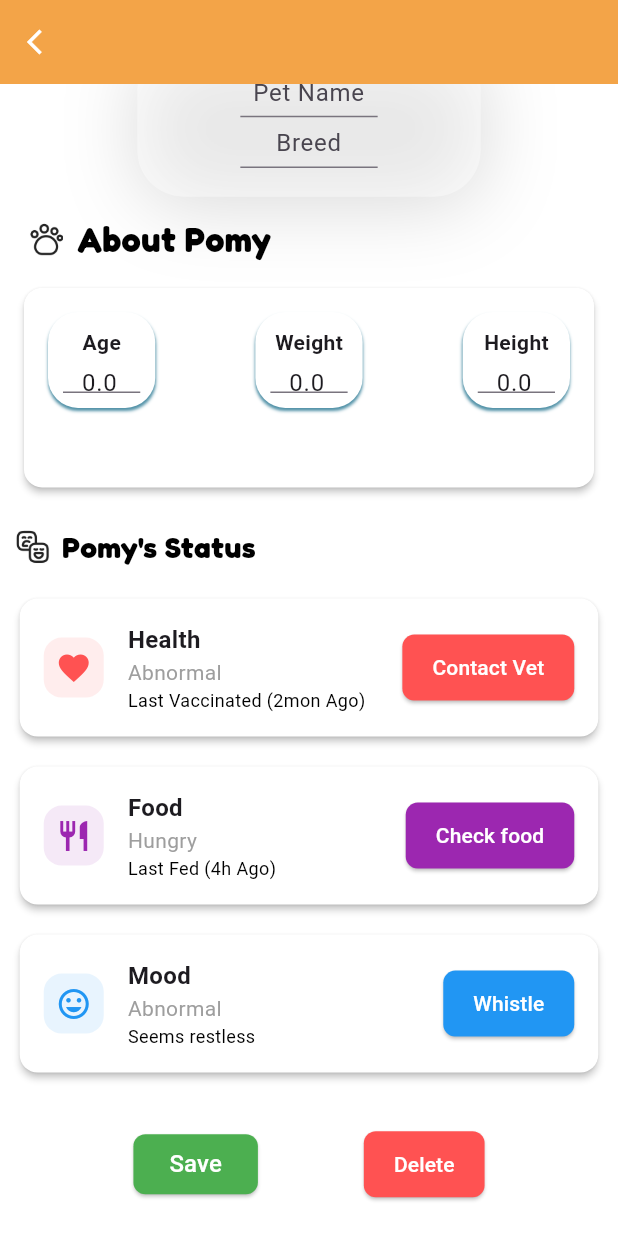
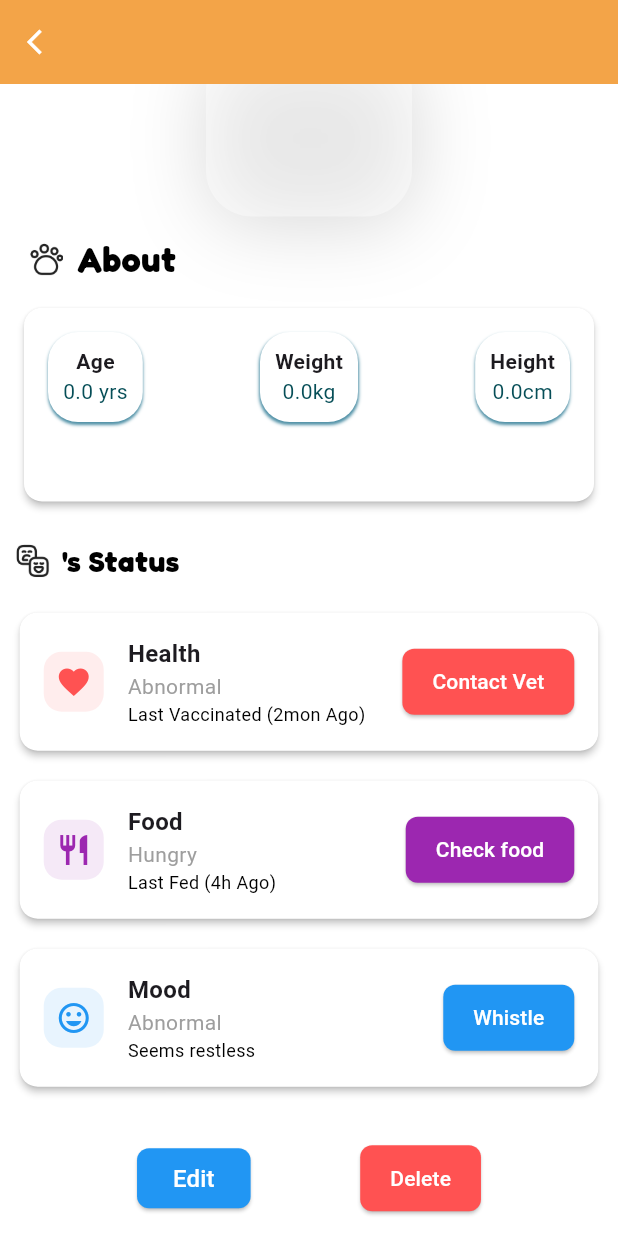
Before and after one commit to saurabhwagh124/pet_care_app, a Flutter app: the Petscreen screen opened directly with empty values, scrolled down 406 dp, after a tap on "Edit", after a tap on "Save", on a phone screen of 412 x 824 dp. Run offline on Flutter 3.47's test engine with Material 3 defaults, Android fonts, the phone set to English and light mode, and no system bars; our stand-ins replace custom_rating_bar, firebase_auth, firebase_core, flutter_screenutil, fluttertoast, get and 4 more; accounts and stored records are empty; network calls fail; project files that could hold a hidden picture were left out.

Commit message:
edit pet api integration done along with edit photo

```diff
--- a/lib/controller/user_pet_controller.dart
+++ b/lib/controller/user_pet_controller.dart
@@ -10,6 +10,7 @@ class UserPetController extends GetxController {
   RxList<UserPetModel> userPetList = <UserPetModel>[].obs;
   ApiStatus userPetListStatus = ApiStatus.LOADING;
   ApiStatus addPetStatus = ApiStatus.LOADING;
+  ApiStatus editPetStatus = ApiStatus.LOADING;
 
   void fetchUserPets() async {
     try {
@@ -31,4 +32,17 @@ class UserPetController extends GetxController {
       log("Error adding pet to user: $e");
     }
   }
+
+  Future<UserPetModel> editUserPet(UserPetModel payload) async {
+    try {
+      userPetList.removeWhere((element) => element.id == payload.id);
+      UserPetModel response = await service.editPet(payload);
+      userPetList.add(response);
+      editPetStatus = ApiStatus.SUCCESS;
+      return response;
+    } catch (e) {
+      editPetStatus = ApiStatus.ERROR;
+      throw Exception("error editing pet information: $e");
+    }
+  }
 }
--- a/lib/network/api_endpoints.dart
+++ b/lib/network/api_endpoints.dart
@@ -1,7 +1,6 @@
 class ApiEndpoints {
   // static String baseUrl = "http://petcarebackend1-env.eba-pkcec8a7.ap-south-1.elasticbeanstalk.com:5000/public";
-  static String baseUrl =
-      "http://petcarebackend1-env.eba-pkcec8a7.ap-south-1.elasticbeanstalk.com:5000/public";
+  static String baseUrl = "http://192.168.0.107:5000/public";
   static String loginUrl = "$baseUrl/login";
   static String registerUrl = "$baseUrl/register";
   static String getAllDoctorsUrl = "$baseUrl/doctors";
--- a/lib/service/user_pet_service.dart
+++ b/lib/service/user_pet_service.dart
@@ -8,10 +8,18 @@ import 'package:pet_care_app/model/user_pet_model.dart';
 import 'package:pet_care_app/network/api_endpoints.dart';
 
 class UserPetService extends GetxService {
+  String token = "";
+
+  @override
+  Future<void> onInit() async {
+    token = await FirebaseAuth.instance.currentUser?.getIdToken() ?? "";
+    super.onInit();
+  }
+
   Future<List<UserPetModel>> fetchUserPets() async {
     try {
       final user = FirebaseAuth.instance.currentUser!;
-      final headers = {"Authorization": "Bearer ${user.getIdToken()}"};
+      final headers = {"Authorization": "Bearer $token"};
       final url = ApiEndpoints.getAllPetsOfUserUrl.replaceAll("{userEmail}", user.email ?? "");
       log(url);
       final response = await http.get(Uri.parse(url), headers: headers);
@@ -28,8 +36,7 @@ class UserPetService extends GetxService {
 
   Future<UserPetModel> addPetToUser(UserPetModel payload) async {
     try {
-      final user = FirebaseAuth.instance.currentUser!;
-      final headers = {"Authorization": "Bearer ${user.getIdToken()}", "Content-Type": "application/json"};
+      final headers = {"Authorization": "Bearer $token", "Content-Type": "application/json"};
       log(ApiEndpoints.postUserPetUrl);
       final response = await http.post(Uri.parse(ApiEndpoints.postUserPetUrl), headers: headers, body: jsonEncode(payload.toJson()));
       if (response.statusCode == 200 || response.statusCode == 201) {
@@ -42,4 +49,20 @@ class UserPetService extends GetxService {
       throw Exception("Error fetching data: $e");
     }
   }
+
+  Future<UserPetModel> editPet(UserPetModel payload) async {
+    try {
+      final headers = {"Authorization": "Bearer $token", "Content-Type": "application/json"};
+      log("Edit Pet Api");
+      final response = await http.put(Uri.parse(ApiEndpoints.postUserPetUrl), headers: headers, body: jsonEncode(payload.toJson()));
+      if (response.statusCode == 200 || response.statusCode == 201) {
+        final data = jsonDecode(response.body);
+        return UserPetModel.fromJson(data);
+      } else {
+        throw Exception("Edit Request Failed");
+      }
+    } catch (e) {
+      throw Exception("Edit Pet Api: $e");
+    }
+  }
 }
--- a/lib/view/user_views/pet_screen.dart
+++ b/lib/view/user_views/pet_screen.dart
@@ -1,8 +1,13 @@
+import 'dart:io';
+
 import 'package:flutter/material.dart';
 import 'package:flutter_screenutil/flutter_screenutil.dart';
 import 'package:get/get.dart';
 import 'package:google_fonts/google_fonts.dart';
+import 'package:image_picker/image_picker.dart';
+import 'package:pet_care_app/controller/user_pet_controller.dart';
 import 'package:pet_care_app/model/user_pet_model.dart';
+import 'package:pet_care_app/service/upload_service.dart';
 import 'package:pet_care_app/view/user_views/pethealthscreen.dart';
 import 'package:pet_care_app/view/user_views/shop_food_screen.dart';
 
@@ -15,23 +20,25 @@ class Petscreen extends StatefulWidget {
 }
 
 class _PetscreenState extends State<Petscreen> {
+  UserPetController userPetController = UserPetController();
   bool _isEditing = false;
-
+  String? photoUrl;
+  XFile? imageFile;
+  final _picker = ImagePicker();
   late TextEditingController _nameController;
   late TextEditingController _breedController;
   late TextEditingController _ageController;
   late TextEditingController _weightController;
   late TextEditingController _heightController;
+
   @override
   void initState() {
     super.initState();
     _nameController = TextEditingController(text: widget.data.name);
     _breedController = TextEditingController(text: widget.data.breed);
     _ageController = TextEditingController(text: widget.data.age?.toString());
-    _weightController =
-        TextEditingController(text: widget.data.weight?.toString());
-    _heightController =
-        TextEditingController(text: widget.data.height?.toString());
+    _weightController = TextEditingController(text: widget.data.weight?.toString());
+    _heightController = TextEditingController(text: widget.data.height?.toString());
   }
 
   @override
@@ -44,6 +51,14 @@ class _PetscreenState extends State<Petscreen> {
     super.dispose();
   }
 
+  Future<void> _pickImages() async {
+    final XFile? pickedFiles = await _picker.pickImage(source: ImageSource.gallery);
+    setState(() {
+      imageFile = pickedFiles;
+    });
+  }
+
+  @override
   Widget build(BuildContext context) {
     return Scaffold(
         appBar: AppBar(
@@ -59,25 +74,41 @@ class _PetscreenState extends State<Petscreen> {
               )),
           title: Text(
             widget.data.name ?? "",
-            style: TextStyle(
-                color: Colors.white,
-                fontSize: 20.sp,
-                fontWeight: FontWeight.w600),
+            style: TextStyle(color: Colors.white, fontSize: 20.sp, fontWeight: FontWeight.w600),
           ),
           backgroundColor: Colors.orangeAccent,
         ),
         backgroundColor: Colors.white,
         body: SingleChildScrollView(
             child: Column(children: [
+          Stack(children: [
             Container(
               height: 300.h,
               width: MediaQuery.of(context).size.width,
               decoration: BoxDecoration(
-              image: DecorationImage(
-                  image: NetworkImage(widget.data.photoUrl ?? ""),
-                  fit: BoxFit.contain),
+                image: DecorationImage(image: (imageFile != null) ? FileImage(File(imageFile!.path)) : NetworkImage(widget.data.photoUrl ?? ""), fit: BoxFit.contain),
               ),
             ),
+            (_isEditing)
+                ? Positioned(
+                    bottom: 10,
+                    right: 0,
+                    child: GestureDetector(
+                      onTap: _pickImages,
+                      child: Container(
+                        padding: EdgeInsets.symmetric(horizontal: 10.w),
+                        decoration: BoxDecoration(color: Colors.white, borderRadius: BorderRadius.circular(15.r), border: Border.all(color: Colors.lightBlueAccent)),
+                        child: Row(
+                          spacing: 10.w,
+                          mainAxisAlignment: MainAxisAlignment.spaceAround,
+                          mainAxisSize: MainAxisSize.min,
+                          children: const [Text("edit Image"), Icon(Icons.edit_outlined)],
+                        ),
+                      ),
+                    ),
+                  )
+                : const SizedBox.shrink()
+          ]),
           SizedBox(
             height: 10.h,
           ),
@@ -87,12 +118,7 @@ class _PetscreenState extends State<Petscreen> {
               vertical: 16.h,
             ),
             decoration: BoxDecoration(
-              boxShadow: const [
-                BoxShadow(
-                    color: Color.fromRGBO(0, 0, 0, 0.15),
-                    offset: Offset(1, 5.47),
-                    blurRadius: 43.78)
-              ],
+              boxShadow: const [BoxShadow(color: Color.fromRGBO(0, 0, 0, 0.15), offset: Offset(1, 5.47), blurRadius: 43.78)],
               color: const Color.fromRGBO(255, 255, 255, 0.4),
               borderRadius: BorderRadius.circular(27.r),
             ),
@@ -107,7 +133,7 @@ class _PetscreenState extends State<Petscreen> {
                           textAlign: TextAlign.center,
                           textAlignVertical: TextAlignVertical.bottom,
                           controller: _nameController,
-                          decoration: InputDecoration(
+                          decoration: const InputDecoration(
                             hintText: "Pet Name",
                           ),
                         ),
@@ -131,7 +157,7 @@ class _PetscreenState extends State<Petscreen> {
                           textAlign: TextAlign.center,
                           textAlignVertical: TextAlignVertical.bottom,
                           controller: _breedController,
-                          decoration: InputDecoration(
+                          decoration: const InputDecoration(
                             hintText: "Breed",
                           ),
                         ),
@@ -155,16 +181,13 @@ class _PetscreenState extends State<Petscreen> {
           // Pet Info Card
           Padding(
               padding: EdgeInsets.symmetric(horizontal: 16.w),
-              child: Column(
-                  crossAxisAlignment: CrossAxisAlignment.start,
-                  children: [
+              child: Column(crossAxisAlignment: CrossAxisAlignment.start, children: [
                 Row(
                   children: [
-                        const ImageIcon(
-                            AssetImage("assets/images/pawIcon.png")),
+                    const ImageIcon(AssetImage("assets/images/pawIcon.png")),
                     SizedBox(width: 8.w),
                     Text(
-                          'About Pomy',
+                      'About ${widget.data.name}',
                       style: GoogleFonts.fredoka(
                         textStyle: TextStyle(
                           fontSize: 20.sp,
@@ -180,7 +203,6 @@ class _PetscreenState extends State<Petscreen> {
             age: "${widget.data.age} yrs",
             weight: '${widget.data.weight}kg',
             height: '${widget.data.height}cm',
-            color: 'Black',
             description: widget.data.description.toString(),
             isEditing: _isEditing,
             ageController: _ageController,
@@ -199,7 +221,7 @@ class _PetscreenState extends State<Petscreen> {
                     const ImageIcon(AssetImage("assets/images/statusIcon.png")),
                     const SizedBox(width: 8),
                     Text(
-                      "Pomy's Status",
+                      "${widget.data.name}'s Status",
                       style: GoogleFonts.fredoka(
                         textStyle: const TextStyle(
                           fontSize: 20,
@@ -253,17 +275,23 @@ class _PetscreenState extends State<Petscreen> {
               mainAxisAlignment: MainAxisAlignment.spaceEvenly,
               children: [
                 ElevatedButton(
-                  onPressed: () {
+                  onPressed: () async {
                     if (_isEditing) {
-                      setState(() {
-                        widget.data.name = _nameController.text;
-                        widget.data.breed = _breedController.text;
-                        widget.data.age = double.tryParse(_ageController.text);
-                        widget.data.weight =
-                            double.tryParse(_weightController.text);
-                        widget.data.height =
-                            double.tryParse(_heightController.text);
-                      });
+                      if (imageFile != null) {
+                        UploadService service = UploadService();
+                        photoUrl = await service.uploadImage(imageFile!);
+                      }
+                      updatePet(UserPetModel(
+                          id: widget.data.id,
+                          name: _nameController.text.trim(),
+                          species: widget.data.species,
+                          breed: _breedController.text.trim(),
+                          description: widget.data.description,
+                          age: double.tryParse(_ageController.text.trim()),
+                          height: double.tryParse(_heightController.text.trim()),
+                          weight: double.tryParse(_weightController.text.trim()),
+                          photoUrl: photoUrl ?? widget.data.photoUrl,
+                          ownerEmail: widget.data.ownerEmail));
                     }
                     setState(() {
                       _isEditing = !_isEditing;
@@ -292,9 +320,9 @@ class _PetscreenState extends State<Petscreen> {
                       borderRadius: BorderRadius.circular(8),
                     ),
                   ),
-                  child: Text(
+                  child: const Text(
                     "Delete",
-                    style: const TextStyle(color: Colors.white),
+                    style: TextStyle(color: Colors.white),
                   ),
                 ),
               ],
@@ -302,13 +330,17 @@ class _PetscreenState extends State<Petscreen> {
           )
         ])));
   }
+
+  void updatePet(UserPetModel pet) async {
+    UserPetModel temp = await userPetController.editUserPet(pet);
+    Get.off(() => Petscreen(data: temp));
+  }
 }
 
 class PetInfoCard extends StatelessWidget {
   final String age;
   final String weight;
   final String height;
-  final String color;
   final String description;
   final bool isEditing;
   final TextEditingController ageController;
@@ -320,7 +352,6 @@ class PetInfoCard extends StatelessWidget {
     required this.age,
     required this.weight,
     required this.height,
-    required this.color,
     required this.description,
     required this.isEditing,
     required this.ageController,
@@ -347,19 +378,12 @@ class PetInfoCard extends StatelessWidget {
                     ? Container(
                         padding: const EdgeInsets.all(10),
                         decoration: BoxDecoration(
-                            color: Colors.white,
-                            borderRadius: BorderRadius.circular(20),
-                            boxShadow: const [
-                              BoxShadow(
-                                  color: Color.fromRGBO(79, 144, 166, 1),
-                                  offset: Offset(0, 2),
-                                  blurRadius: 1)
-                            ]),
+                            color: Colors.white, borderRadius: BorderRadius.circular(20), boxShadow: const [BoxShadow(color: Color.fromRGBO(79, 144, 166, 1), offset: Offset(0, 2), blurRadius: 1)]),
                         child: Column(
                           children: [
-                            Text(
+                            const Text(
                               "Age",
-                              style: const TextStyle(
+                              style: TextStyle(
                                 fontWeight: FontWeight.bold,
                               ),
                             ),
@@ -382,19 +406,12 @@ class PetInfoCard extends StatelessWidget {
                     ? Container(
                         padding: const EdgeInsets.all(10),
                         decoration: BoxDecoration(
-                            color: Colors.white,
-                            borderRadius: BorderRadius.circular(20),
-                            boxShadow: const [
-                              BoxShadow(
-                                  color: Color.fromRGBO(79, 144, 166, 1),
-                                  offset: Offset(0, 2),
-                                  blurRadius: 1)
-                            ]),
+                            color: Colors.white, borderRadius: BorderRadius.circular(20), boxShadow: const [BoxShadow(color: Color.fromRGBO(79, 144, 166, 1), offset: Offset(0, 2), blurRadius: 1)]),
                         child: Column(
                           children: [
-                            Text(
+                            const Text(
                               "Weight",
-                              style: const TextStyle(
+                              style: TextStyle(
                                 fontWeight: FontWeight.bold,
                               ),
                             ),
@@ -417,19 +434,12 @@ class PetInfoCard extends StatelessWidget {
                     ? Container(
                         padding: const EdgeInsets.all(10),
                         decoration: BoxDecoration(
-                            color: Colors.white,
-                            borderRadius: BorderRadius.circular(20),
-                            boxShadow: const [
-                              BoxShadow(
-                                  color: Color.fromRGBO(79, 144, 166, 1),
-                                  offset: Offset(0, 2),
-                                  blurRadius: 1)
-                            ]),
+                            color: Colors.white, borderRadius: BorderRadius.circular(20), boxShadow: const [BoxShadow(color: Color.fromRGBO(79, 144, 166, 1), offset: Offset(0, 2), blurRadius: 1)]),
                         child: Column(
                           children: [
-                            Text(
+                            const Text(
                               "Height",
-                              style: const TextStyle(
+                              style: TextStyle(
                                 fontWeight: FontWeight.bold,
                               ),
                             ),
@@ -474,15 +484,8 @@ class PetInfoCard extends StatelessWidget {
   Widget _buildInfoChip(String label, String value) {
     return Container(
       padding: const EdgeInsets.all(10),
-      decoration: BoxDecoration(
-          color: Colors.white,
-          borderRadius: BorderRadius.circular(20),
-          boxShadow: const [
-            BoxShadow(
-                color: Color.fromRGBO(79, 144, 166, 1),
-                offset: Offset(0, 2),
-                blurRadius: 1)
-          ]),
+      decoration:
+          BoxDecoration(color: Colors.white, borderRadius: BorderRadius.circular(20), boxShadow: const [BoxShadow(color: Color.fromRGBO(79, 144, 166, 1), offset: Offset(0, 2), blurRadius: 1)]),
       child: Column(
         children: [
           Text(
@@ -493,8 +496,7 @@ class PetInfoCard extends StatelessWidget {
           ),
           Text(
             label,
-            style: const TextStyle(
-                fontSize: 14, color: Color.fromRGBO(6, 78, 87, 1)),
+            style: const TextStyle(fontSize: 14, color: Color.fromRGBO(6, 78, 87, 1)),
           ),
         ],
       ),
@@ -512,14 +514,7 @@ class PetStatusCard extends StatelessWidget {
   final VoidCallback onPressed;
 
   const PetStatusCard(
-      {super.key,
-      required this.title,
-      required this.subtitle,
-      required this.description,
-      required this.buttonText,
-      required this.buttonColor,
-      required this.icon,
-      required this.onPressed});
+      {super.key, required this.title, required this.subtitle, required this.description, required this.buttonText, required this.buttonColor, required this.icon, required this.onPressed});
 
   @override
   Widget build(BuildContext context) {
```
Lines whose indentation alone changed are shown as unchanged.
